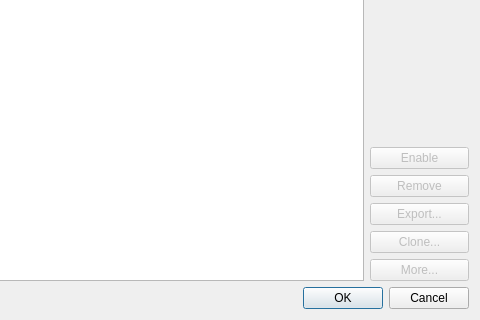
First picture: the form in kstars/dialogs/catalogsdbui.ui, repository KDE/kstars, before the edit; both pictures show x 303 to 783 and y 260 to 580 of the 783 by 580 pixel window.
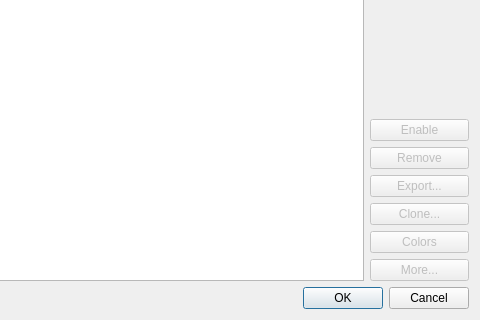
Second picture: the form after the edit.

Commit message: add ui for color selection

Patch:
```diff
--- a/kstars/dialogs/catalogsdbui.ui
+++ b/kstars/dialogs/catalogsdbui.ui
@@ -104,6 +104,16 @@
          </property>
         </widget>
        </item>
+       <item>
+        <widget class="QPushButton" name="colorButton">
+         <property name="enabled">
+          <bool>false</bool>
+         </property>
+         <property name="text">
+          <string>Colors</string>
+         </property>
+        </widget>
+       </item>
        <item>
         <widget class="QPushButton" name="moreButton">
          <property name="enabled">
```
The commit also changes 10 other files.
